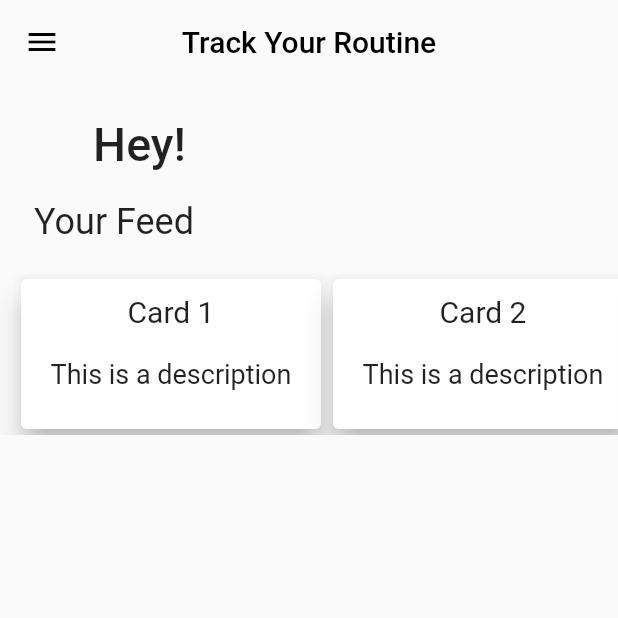
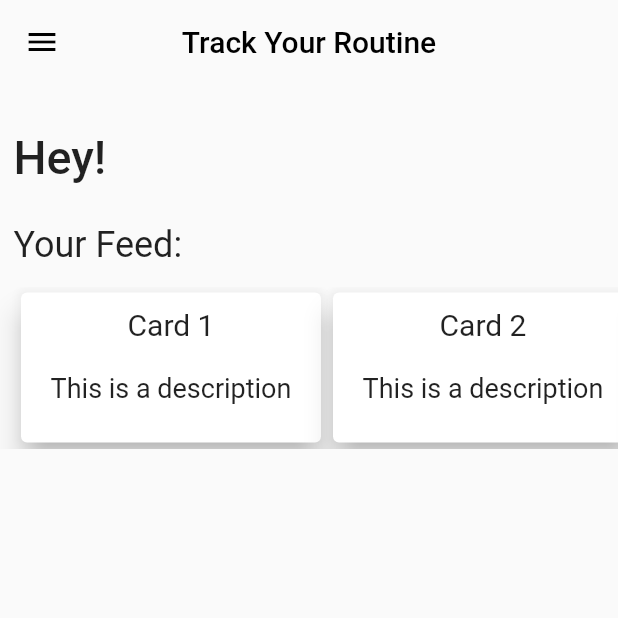
Before and after one commit to codecrafts1126/TYR, a Flutter app: the Home screen opened by its route, in the side drawer, after a tap on "Home", on a phone screen of 412 x 824 dp, the top half of it. Run offline on Flutter 3.47's test engine with Material 2 defaults, Android fonts, the phone set to English and light mode, and no system bars; our stand-ins replace firebase_auth, firebase_core, google_fonts, shared_preferences; accounts and stored records are empty.

Commit message:
Fixed padding in home screen

```diff
--- a/lib/Pages/home.dart
+++ b/lib/Pages/home.dart
@@ -1,10 +1,8 @@
-import 'dart:ui';
-
 import 'package:flutter/material.dart';
 import 'package:google_fonts/google_fonts.dart';
-import 'package:shared_preferences/shared_preferences.dart';
 import 'package:tyr/components/app_drawer.dart';
 import 'package:tyr/components/card.dart';
+import 'package:shared_preferences/shared_preferences.dart';
 
 class Home extends StatefulWidget {
   const Home({super.key});
@@ -20,12 +18,20 @@ class _HomeState extends State<Home> {
   @override
   void initState() {
     super.initState();
+    getUsername();
+  }
+
+  Future<void> getUsername() async {
+    final prefs = await SharedPreferences.getInstance();
+    setState(() {
+      username = prefs.getString('username') ?? '';
+    });
   }
 
   @override
   Widget build(BuildContext context) {
     return Scaffold(
-      drawer: Appdraw(),
+      drawer: const Appdraw(),
       appBar: AppBar(
         backgroundColor: Colors.transparent,
         elevation: 0,
@@ -34,10 +40,11 @@ class _HomeState extends State<Home> {
         // leading: Icon(Icons.menu),
       ),
       body: Column(
+        crossAxisAlignment: CrossAxisAlignment.start,
         children: [
           const SizedBox(height: 20),
           Padding(
-            padding: const EdgeInsets.only(right: 220),
+            padding: const EdgeInsets.all(9.0),
             child: Text(
               'Hey! $username',
               style: TextStyle(
@@ -47,12 +54,12 @@ class _HomeState extends State<Home> {
               ),
             ),
           ),
-          const SizedBox(height: 20),
+          const SizedBox(height: 8),
           const Padding(
-            padding: EdgeInsets.only(right: 260.0),
-            child: Text('Your Feed', style: TextStyle(fontSize: 24)),
+            padding: EdgeInsets.all(9.0),
+            child: Text('Your Feed:', style: TextStyle(fontSize: 24)),
           ),
-          const SizedBox(height: 20),
+          const SizedBox(height: 5),
           SingleChildScrollView(
             scrollDirection: Axis.horizontal,
             child: Row(
```
